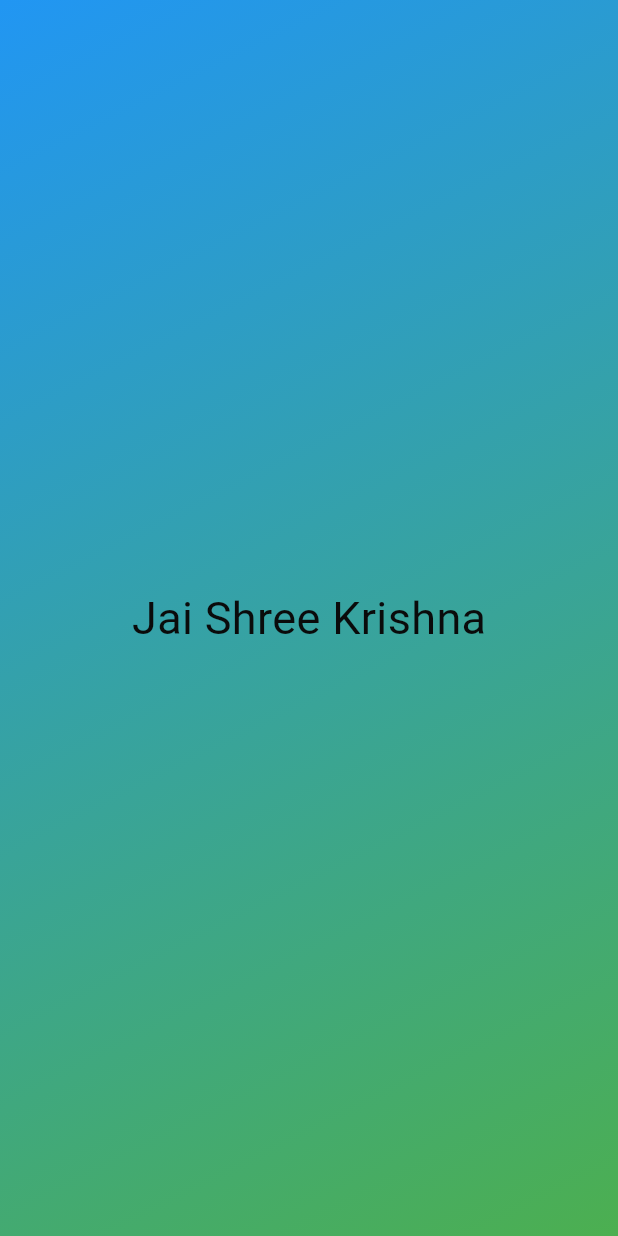
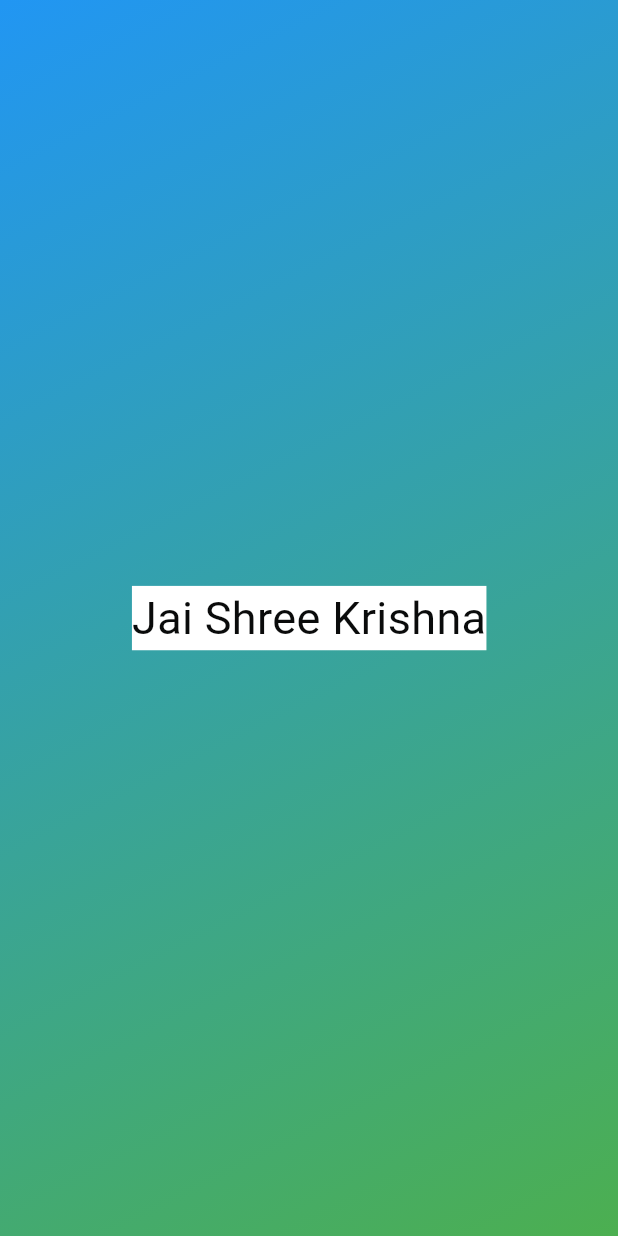
Before and after one commit to Akash8005/jaishreekrishna, a Flutter app: the screen it shows after launch, on a phone screen of 412 x 824 dp. Run offline on Flutter 3.47's test engine with Material 3 defaults, Android fonts, the phone set to English and light mode, and no system bars.

Commit message:
this is the second commit with 3 different dart files

```diff
--- /dev/null
+++ b/lib/gradient_container.dart
@@ -0,0 +1,25 @@
+import 'package:flutter/material.dart';
+import 'package:sixth_app/styled_text.dart';
+
+final startAlignment = Alignment.topLeft;
+final endAlignment = Alignment.bottomRight;
+
+class GradientContainer extends StatelessWidget {
+  const GradientContainer({super.key});
+
+  @override
+  Widget build(context) {
+    return Container(
+      decoration: BoxDecoration(
+        gradient: LinearGradient(
+          colors: const [Colors.blue, Colors.green],
+          begin: startAlignment,
+          end: endAlignment,
+        ),
+      ),
+      child: const Center(
+        child: StyledText(),
+      ),
+    );
+  }
+}
--- /dev/null
+++ b/lib/styled_text.dart
@@ -0,0 +1,15 @@
+import 'package:flutter/material.dart';
+
+class StyledText extends StatelessWidget {
+  const StyledText({super.key});
+  @override
+  Widget build(context) {
+    return const Text(
+      "Jai Shree Krishna",
+      style: TextStyle(
+          color: Color.fromARGB(255, 10, 11, 11),
+          fontSize: 30,
+          backgroundColor: Colors.white),
+    );
+  }
+}
```
Also changed, not shown: lib/main.dart (+3 -17 lines).
